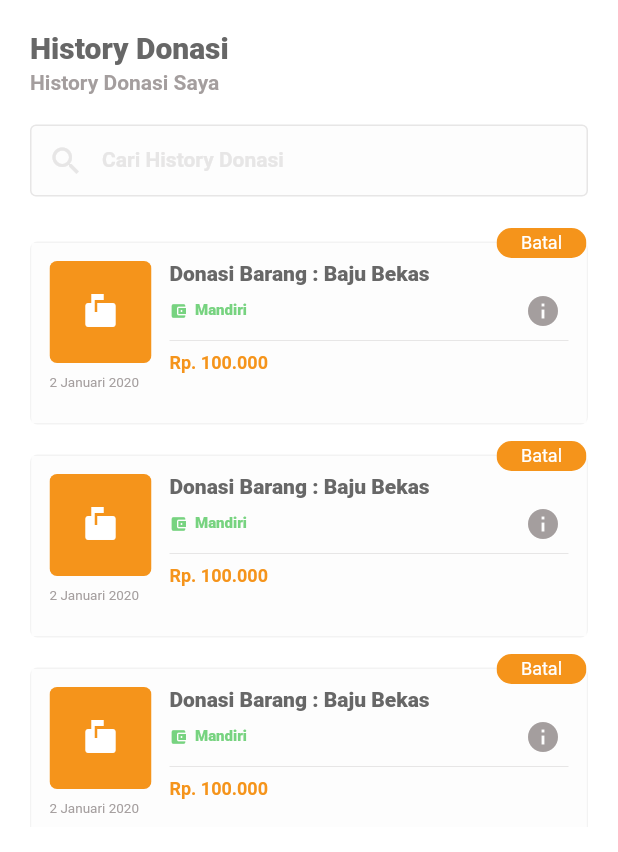
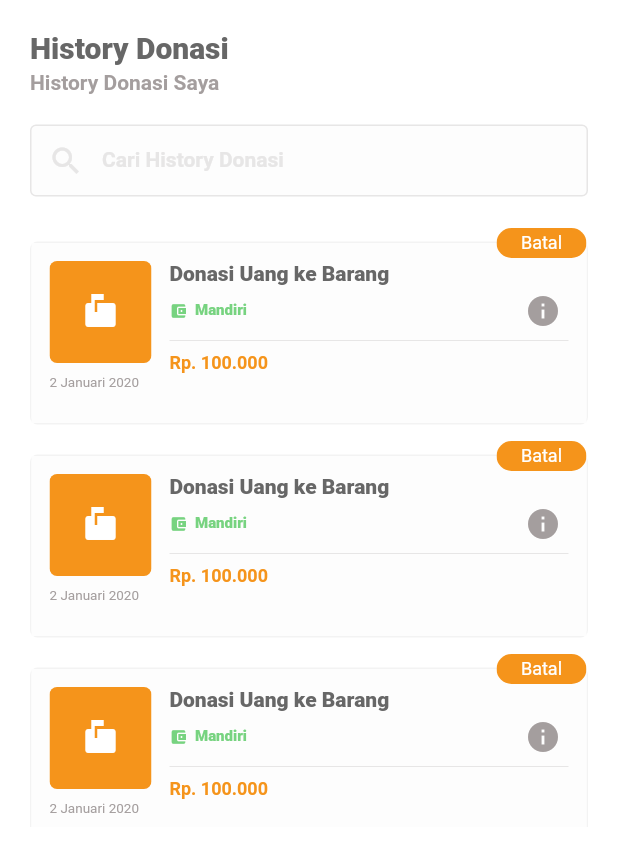
Before and after one commit to caenka/Pemrograman-Mobile, a Flutter app: the HistoryPage screen opened directly, on a phone screen of 412 x 824 dp. Shown: the top 852 px of the screen. Run offline on Flutter 3.47's test engine with Material 2 defaults, Android fonts, the light colour scheme and no system bars; our stand-ins replace bubble_bottom_bar, hexcolor, line_awesome_icons.

Commit message:
Update fitur

```diff
--- a/project/lib/main.dart
+++ b/project/lib/main.dart
@@ -1,6 +1,5 @@
 import 'package:flutter/cupertino.dart';
 import 'package:flutter/material.dart';
-import 'package:project/login_page.dart';
 
 // ROUTES DEPEDENCY
 import 'package:project/routes/Routes.dart';
--- a/project/lib/routes/Routes.dart
+++ b/project/lib/routes/Routes.dart
@@ -1,7 +1,7 @@
 import 'package:flutter/widgets.dart';
 
-import 'package:project/screen/user/ProfilPage.dart';
+import 'package:project/screen/user/LoginPage.dart';
 
 final Map<String, WidgetBuilder> routes = <String, WidgetBuilder>{
-  '/users' : (context) => ProfilPage(),
+  '/users' : (context) => LoginPage(),
 };
--- a/project/lib/screen/user/HistoryPage.dart
+++ b/project/lib/screen/user/HistoryPage.dart
@@ -69,12 +69,12 @@ class _HistoryPageState extends State<HistoryPage> {
                 height: 400,
                 clipBehavior: Clip.none,
                 child: ListView.builder(
-                  itemCount: 5,
+                  itemCount: 3,
                   itemBuilder: (BuildContext context ,int index) {
                     return CardHistory(
                       type: 'barang',
                       cardBank: 'Mandiri',
-                      cardTitle: 'Donasi Barang : Baju Bekas',
+                      cardTitle: 'Donasi Uang ke Barang',
                       cardDate: '2 Januari 2020',
                       cardNominal: 'Rp. 100.000',
                       cardStatus: 'Batal',
--- a/project/lib/screen/user/RegristrasiPage.dart
+++ b/project/lib/screen/user/RegristrasiPage.dart
@@ -131,7 +131,7 @@ class _RegristrasiPageState extends State<RegristrasiPage> {
                         child: GestureDetector(
                             onTap: () {},
                             child: Center(
-                              child: Text('Registrasi', style: TextStyle(
+                              child: Text('Regristrasi', style: TextStyle(
                                   color: HexColor(hex_light),
                                   fontWeight: FontWeight.bold,
                                   fontFamily: 'Montserrat'
```
Also changed, not shown: project/lib/presentation/custom_icon_icons.dart (added, +32 -0 lines), project/pubspec.yaml (+24 -4 lines), project/pubspec.lock.
